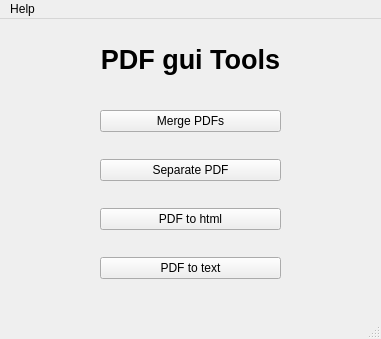
First picture: the form in designer/pdfgui_tools.ui, repository TheWatcherMultiversal/pdfgui_tools, before the edit.
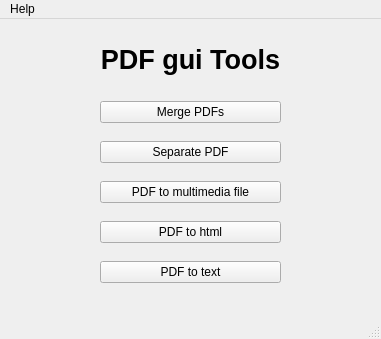
Second picture: the form after the edit.

```diff
--- a/designer/pdfgui_tools.ui
+++ b/designer/pdfgui_tools.ui
@@ -76,6 +76,13 @@
        </property>
       </widget>
      </item>
+     <item>
+      <widget class="QPushButton" name="pdftocairo_button">
+       <property name="text">
+        <string>PDF to multimedia file</string>
+       </property>
+      </widget>
+     </item>
      <item>
       <widget class="QPushButton" name="pdftohtml_button">
        <property name="text">
```
